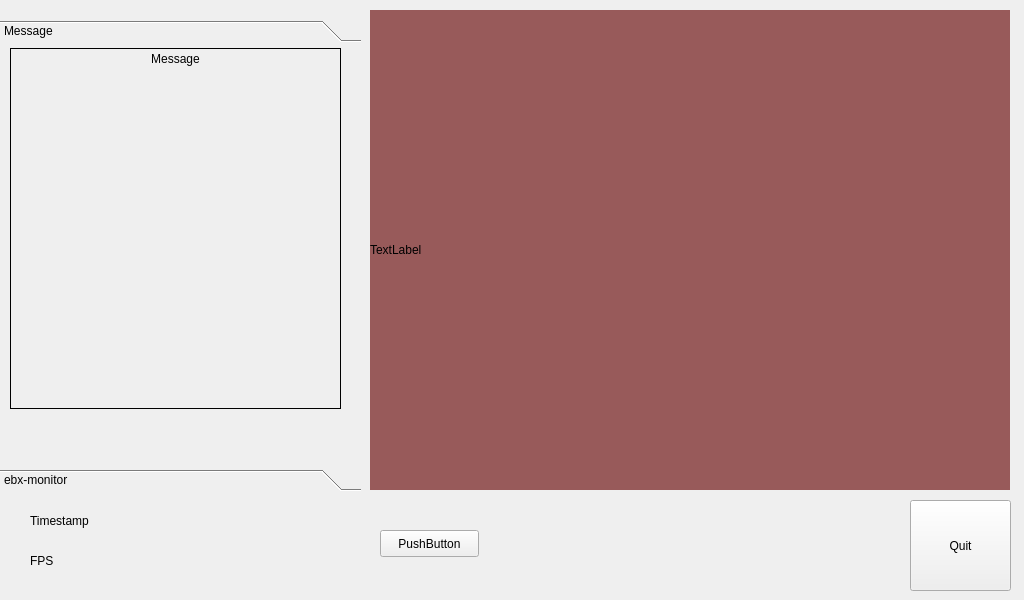
First picture: the form in eyetrackerwindow.ui, repository EBXFS15/EyeTrackerQt, before the edit.
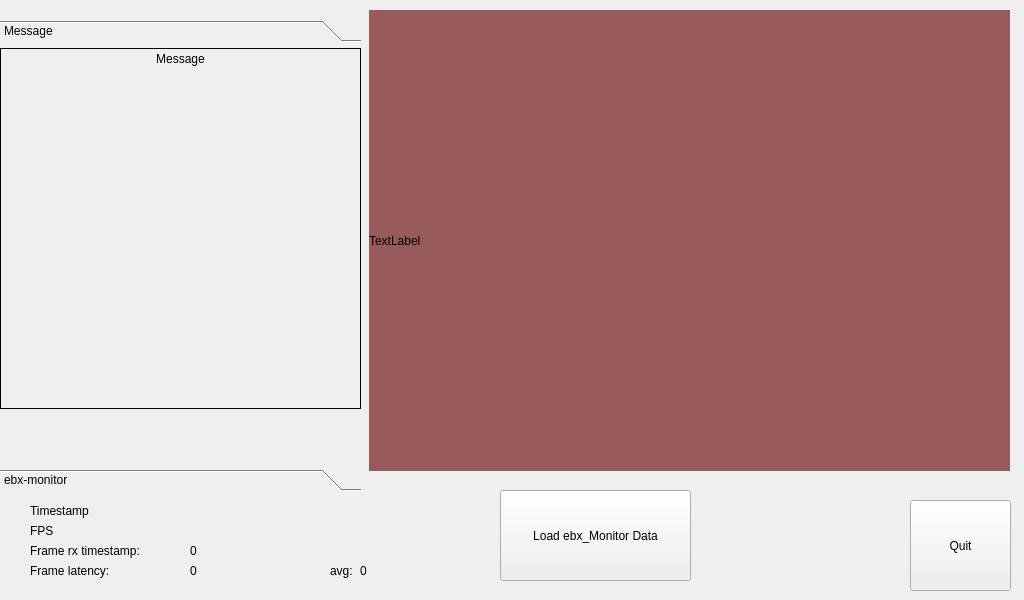
Second picture: the form after the edit. The open tabs and pages were chosen to show the change.

Commit message: Added timestamp handling and treeView update.

Patch:
```diff
--- a/eyetrackerwindow.ui
+++ b/eyetrackerwindow.ui
@@ -23,10 +23,10 @@
    <widget class="QLabel" name="label">
     <property name="geometry">
      <rect>
-      <x>370</x>
+      <x>369</x>
       <y>10</y>
-      <width>640</width>
-      <height>480</height>
+      <width>641</width>
+      <height>461</height>
      </rect>
     </property>
     <property name="autoFillBackground">
@@ -61,7 +61,7 @@
       <x>30</x>
       <y>500</y>
       <width>291</width>
-      <height>41</height>
+      <height>21</height>
      </rect>
     </property>
     <property name="text">
@@ -72,9 +72,9 @@
     <property name="geometry">
      <rect>
       <x>30</x>
-      <y>540</y>
+      <y>520</y>
       <width>291</width>
-      <height>41</height>
+      <height>21</height>
      </rect>
     </property>
     <property name="text">
@@ -101,8 +101,8 @@
       <rect>
        <x>0</x>
        <y>0</y>
-       <width>361</width>
-       <height>409</height>
+       <width>100</width>
+       <height>30</height>
       </rect>
      </property>
      <attribute name="label">
@@ -111,9 +111,9 @@
      <widget class="QLabel" name="label_message">
       <property name="geometry">
        <rect>
-        <x>10</x>
+        <x>0</x>
         <y>0</y>
-        <width>331</width>
+        <width>361</width>
         <height>361</height>
        </rect>
       </property>
@@ -155,14 +155,92 @@
    <widget class="QPushButton" name="pushButton">
     <property name="geometry">
      <rect>
-      <x>380</x>
-      <y>530</y>
-      <width>99</width>
-      <height>27</height>
+      <x>500</x>
+      <y>490</y>
+      <width>191</width>
+      <height>91</height>
      </rect>
     </property>
     <property name="text">
-     <string>PushButton</string>
+     <string>Load ebx_Monitor Data</string>
+    </property>
+   </widget>
+   <widget class="QLabel" name="label_rxtime">
+    <property name="geometry">
+     <rect>
+      <x>30</x>
+      <y>540</y>
+      <width>161</width>
+      <height>21</height>
+     </rect>
+    </property>
+    <property name="text">
+     <string>Frame rx timestamp:</string>
+    </property>
+   </widget>
+   <widget class="QLabel" name="label_rxtime_txt">
+    <property name="geometry">
+     <rect>
+      <x>190</x>
+      <y>540</y>
+      <width>131</width>
+      <height>21</height>
+     </rect>
+    </property>
+    <property name="text">
+     <string>0</string>
+    </property>
+   </widget>
+   <widget class="QLabel" name="label_latency_txt">
+    <property name="geometry">
+     <rect>
+      <x>190</x>
+      <y>560</y>
+      <width>131</width>
+      <height>21</height>
+     </rect>
+    </property>
+    <property name="text">
+     <string>0</string>
+    </property>
+   </widget>
+   <widget class="QLabel" name="label_latency">
+    <property name="geometry">
+     <rect>
+      <x>30</x>
+      <y>560</y>
+      <width>151</width>
+      <height>21</height>
+     </rect>
+    </property>
+    <property name="text">
+     <string>Frame latency:</string>
+    </property>
+   </widget>
+   <widget class="QLabel" name="label_latency_avg">
+    <property name="geometry">
+     <rect>
+      <x>330</x>
+      <y>560</y>
+      <width>31</width>
+      <height>21</height>
+     </rect>
+    </property>
+    <property name="text">
+     <string>avg:</string>
+    </property>
+   </widget>
+   <widget class="QLabel" name="label_latency_txt_avg">
+    <property name="geometry">
+     <rect>
+      <x>360</x>
+      <y>560</y>
+      <width>131</width>
+      <height>21</height>
+     </rect>
+    </property>
+    <property name="text">
+     <string>0</string>
     </property>
    </widget>
   </widget>
```
Left out of the diff: 4 changed lines with no effect on the pictures. The commit also changes 8 other files.
